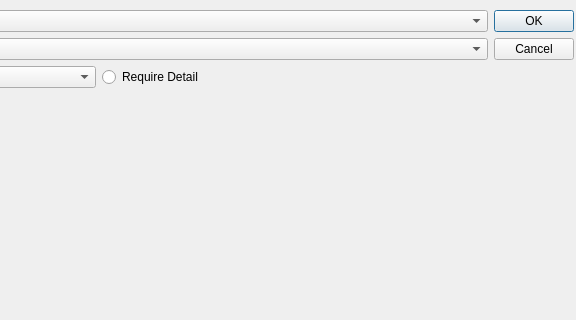
This is layout/analysis_results.ui in listenzcc/eeg-for-everyone-Qt as Qt 5 draws it before an edit; both pictures show x 397 to 973 and y 0 to 320 of the 973 by 675 pixel window. The edited form follows.
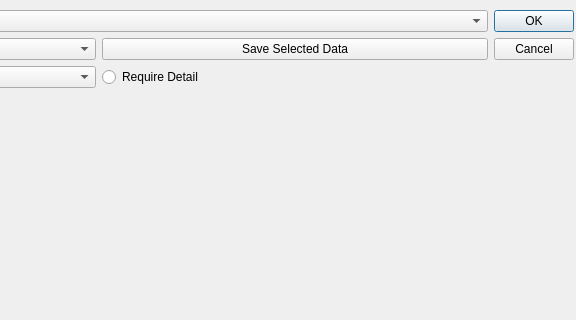
This is the edited form.

Commit message: Develop save data function

What changed in the file:
```diff
--- a/layout/analysis_results.ui
+++ b/layout/analysis_results.ui
@@ -115,6 +115,13 @@
         <item>
          <widget class="QComboBox" name="zcc_comboBox_selectEventId"/>
         </item>
+        <item>
+         <widget class="QPushButton" name="zcc_pushButton_fetchData">
+          <property name="text">
+           <string>Save Selected Data</string>
+          </property>
+         </widget>
+        </item>
        </layout>
       </item>
       <item>
```
The commit also changes 4 other files.
